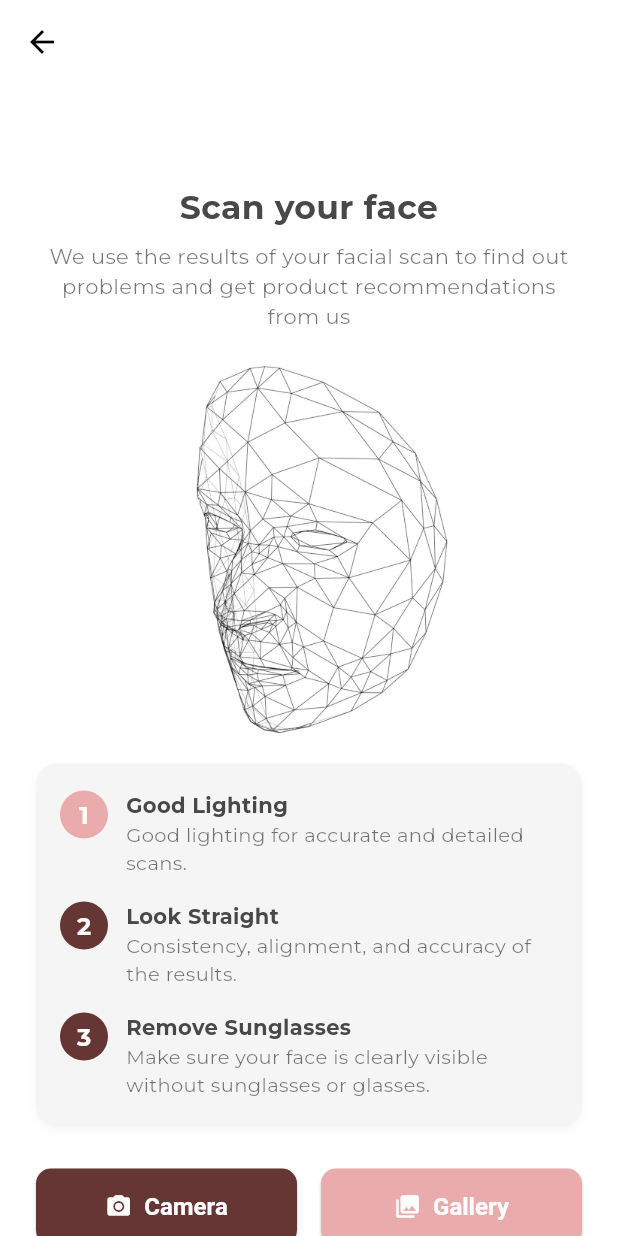
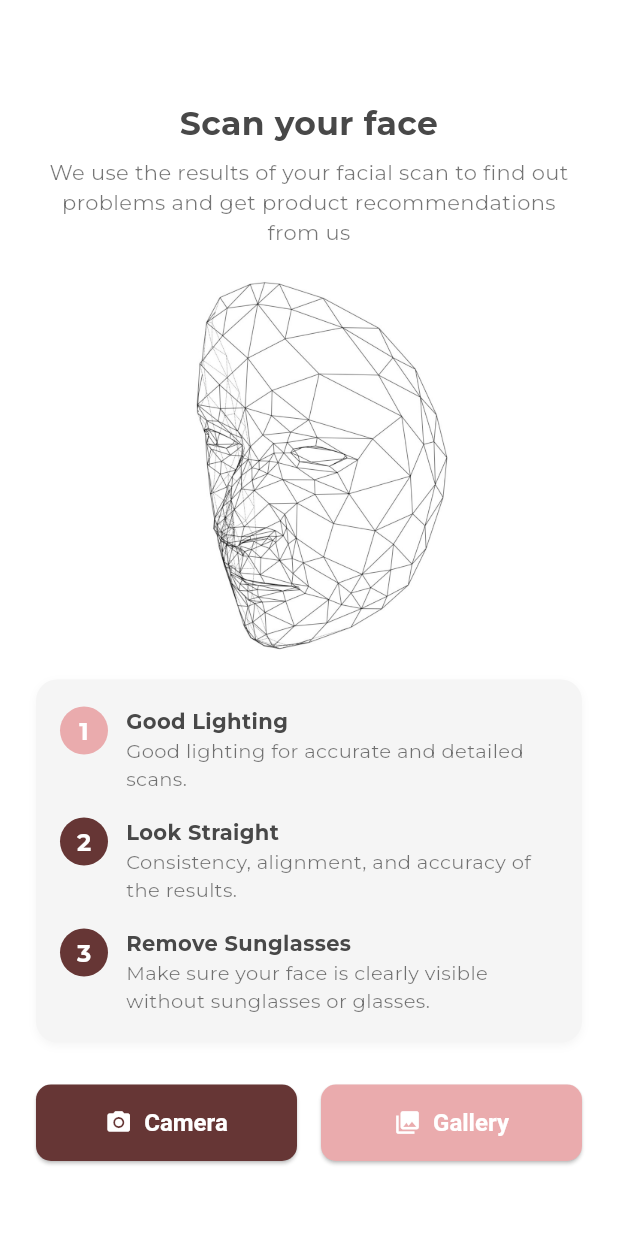
Before and after one commit to gajendra82/youvai, a Flutter app: the SkinAnalysisScreen screen opened by its route, after a tap on "Camera", after a tap on the "arrow back" icon, on a phone screen of 412 x 824 dp. Run offline on Flutter 3.47's test engine with Material 3 defaults, Android fonts, the phone set to English and light mode, and no system bars; our stand-ins replace camera, firebase_auth, firebase_core, flutter_bloc, google_fonts, image_picker and 3 more; missing offline and left inert: dart:html, dart:js, google_mlkit_face_detection, razorpay_web; accounts and stored records are empty; project files that could hold a hidden picture were left out.

Commit message:
back btn removed

```diff
--- a/lib/screens/skin_analysis_screen.dart
+++ b/lib/screens/skin_analysis_screen.dart
@@ -33,7 +33,7 @@ class _SkinAnalysisScreenState extends State<SkinAnalysisScreen>
     with SingleTickerProviderStateMixin {
   CameraController? _cameraController;
   List<CameraDescription>? _cameras;
-  bool _camerasReady = false; // 🚀 track readiness
+  bool _camerasReady = false;
   bool _showCamera = false;
   bool _isCameraInitializing = false;
   XFile? _capturedImage;
@@ -63,7 +63,7 @@ class _SkinAnalysisScreenState extends State<SkinAnalysisScreen>
 
     _scanController = AnimationController(
       vsync: this,
-      duration: const Duration(seconds: 1),
+      duration: const Duration(seconds: 2),
     );
     _scanAnimation = Tween<double>(begin: 0, end: 1).animate(
       CurvedAnimation(parent: _scanController, curve: Curves.linear),
@@ -110,12 +110,12 @@ class _SkinAnalysisScreenState extends State<SkinAnalysisScreen>
       final cameras = await availableCameras();
       setState(() {
         _cameras = cameras;
-        _camerasReady = true; // 🚀 ready
+        _camerasReady = true;
       });
     } catch (e) {
       setState(() {
         _cameras = [];
-        _camerasReady = true; // 🚀 still mark ready (no cameras)
+        _camerasReady = true;
       });
     }
   }
@@ -199,19 +199,6 @@ class _SkinAnalysisScreenState extends State<SkinAnalysisScreen>
         return true;
       },
       child: Scaffold(
-        appBar: (_imageProvider == null) ? AppBar(
-          backgroundColor: Colors.white,
-          elevation: 0,
-          leading: IconButton(
-            icon: Icon(
-              Icons.arrow_back,
-              color: Colors.black,
-            ),
-            onPressed: () {
-              Navigator.of(context).pop();
-            },
-          ),
-        ) : null,
         backgroundColor: (_imageProvider == null) ? Colors.white : Colors.black,
         body: SafeArea(
           child: !_camerasReady
@@ -237,7 +224,7 @@ class _SkinAnalysisScreenState extends State<SkinAnalysisScreen>
                       ],
                     ),
 
-                    // 🚀 Loader when opening camera
+                    // Loader when opening camera
                     if (_isCameraInitializing)
                       Container(
                         color: Colors.black.withOpacity(0.6),
@@ -260,7 +247,7 @@ class _SkinAnalysisScreenState extends State<SkinAnalysisScreen>
                         ),
                       ),
 
-                    // 🚀 Loader when analyzing
+                    // Loader when analyzing
                     if (_loading && _imageProvider != null)
                       Positioned.fill(
                         child: Stack(
@@ -271,9 +258,21 @@ class _SkinAnalysisScreenState extends State<SkinAnalysisScreen>
                                 fit: BoxFit.contain,
                               ),
                             ),
-                            Container(
-                              color: Colors.black.withOpacity(0.6),
+                            Container(color: Colors.black.withOpacity(0.6)),
+
+                            // Scanning line
+                            AnimatedBuilder(
+                              animation: _scanController,
+                              builder: (context, child) {
+                                return CustomPaint(
+                                  painter:
+                                      ScanningLinePainter(_scanAnimation.value),
+                                  size: MediaQuery.of(context).size,
+                                );
+                              },
                             ),
+
+                            // Spinner + text
                             Center(
                               child: Column(
                                 mainAxisSize: MainAxisSize.min,
@@ -342,43 +341,40 @@ class _SkinAnalysisScreenState extends State<SkinAnalysisScreen>
         children: [
           Positioned.fill(child: CameraPreview(_cameraController!)),
           CustomPaint(painter: OverlayPainter(), child: Container()),
+
+          // 🔙 Back button (top left)
           Positioned(
+            top: 16,
+            left: 16,
+            child: IconButton(
+              icon: const Icon(Icons.arrow_back, color: Colors.white, size: 28),
+              onPressed: _closeCamera,
+            ),
+          ),
+
+          // 📝 Instructions (stay fixed at top center)
+          Positioned(
+            top: 16,
             left: 0,
             right: 0,
-            top: 0,
+            child: Center(
               child: Container(
-              padding: const EdgeInsets.symmetric(vertical: 42, horizontal: 24),
-              decoration: BoxDecoration(
-                gradient: LinearGradient(
-                  begin: Alignment.topCenter,
-                  end: Alignment.bottomCenter,
-                  colors: [
-                    Colors.black.withOpacity(0.85),
-                    Colors.black.withOpacity(0.85),
-                    Colors.black.withOpacity(0.85),
-                    Colors.black.withOpacity(0.0),
-                  ],
-                ),
-              ),
+                padding:
+                    const EdgeInsets.symmetric(horizontal: 16, vertical: 8),
                 child: const Text(
                   'Set your face in the center of the circle',
                   style: TextStyle(
                     color: Colors.white,
-                  fontSize: 18,
+                    fontSize: 16,
                     fontWeight: FontWeight.w600,
                   ),
                   textAlign: TextAlign.center,
                 ),
               ),
             ),
-          Positioned(
-            top: 40,
-            left: 16,
-            child: IconButton(
-              icon: const Icon(Icons.arrow_back, color: Colors.white, size: 28),
-              onPressed: _closeCamera,
           ),
-          ),
+
+          // 📸 Capture button
           Positioned(
             left: 0,
             right: 0,
```
Lines whose indentation alone changed are shown as unchanged.
